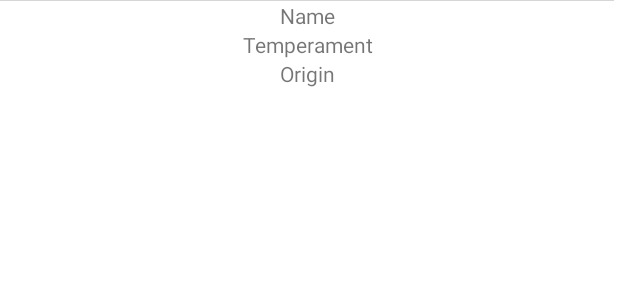
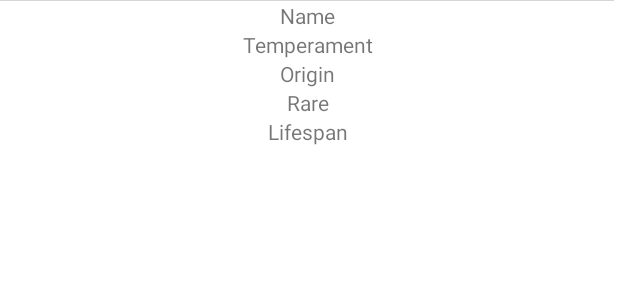
Before and after one commit to BaileyHelfer/CIS436P3, an Android app: the layout main_fragment.xml on its own in the app's theme, with its tools: preview values and no code run, on a phone screen of 412 x 824 dp. Shown: the top 300 px of the screen. Run offline under Robolectric (Android 15) with nearby library versions, the phone set to English and light mode, and no system bars.

```diff
--- a/app/src/main/res/layout/fragment_top.xml
+++ b/app/src/main/res/layout/fragment_top.xml
@@ -15,7 +15,9 @@
         android:layout_height="0dp"
         app:layout_constraintBottom_toBottomOf="parent"
         app:layout_constraintEnd_toEndOf="parent"
+        app:layout_constraintHorizontal_bias="0.0"
         app:layout_constraintStart_toStartOf="parent"
-        app:layout_constraintTop_toTopOf="parent" />
+        app:layout_constraintTop_toTopOf="parent"
+        app:layout_constraintVertical_bias="1.0" />
 
 </androidx.constraintlayout.widget.ConstraintLayout>
--- a/app/src/main/res/layout/main_fragment.xml
+++ b/app/src/main/res/layout/main_fragment.xml
@@ -44,6 +44,21 @@
                 android:layout_height="wrap_content"
                 android:text="@string/str_tvOrigin"
                 android:textAlignment="center" />
+
+            <TextView
+                android:id="@+id/tvRare"
+                android:layout_width="match_parent"
+                android:layout_height="wrap_content"
+                android:text="Rare"
+                android:textAlignment="center" />
+
+            <TextView
+                android:id="@+id/tvLifespan"
+                android:layout_width="match_parent"
+                android:layout_height="wrap_content"
+                android:text="Lifespan"
+                android:textAlignment="center" />
+
         </LinearLayout>
     </ScrollView>
 </androidx.constraintlayout.widget.ConstraintLayout>
```
Also changed, not shown: app/src/main/java/Cat.java (added, +68 -0 lines), app/src/main/java/com/example/cis436_proj3/ui/main/topFragment.java (+8 -35 lines), app/src/main/res/layout/main_activity.xml (+10 -5 lines), 2 other files.
